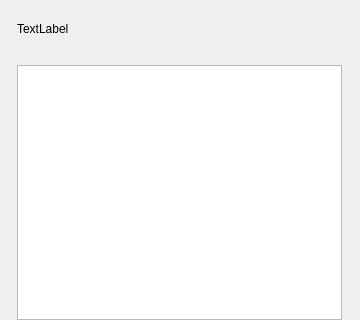
This is ukui-power-manager-tray/mainwindow.ui in ukui/ukui-power-manager as Qt 5 draws it before an edit. The edited form follows.
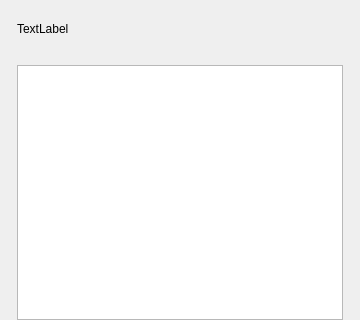
This is the edited form.

Commit message: switch window size when number grow bigger

```diff
--- a/ukui-power-manager-tray/mainwindow.ui
+++ b/ukui-power-manager-tray/mainwindow.ui
@@ -25,7 +25,7 @@
      <number>22</number>
     </property>
     <property name="rightMargin">
-     <number>18</number>
+     <number>17</number>
     </property>
     <property name="bottomMargin">
      <number>0</number>
```
The commit also changes 5 other files.
